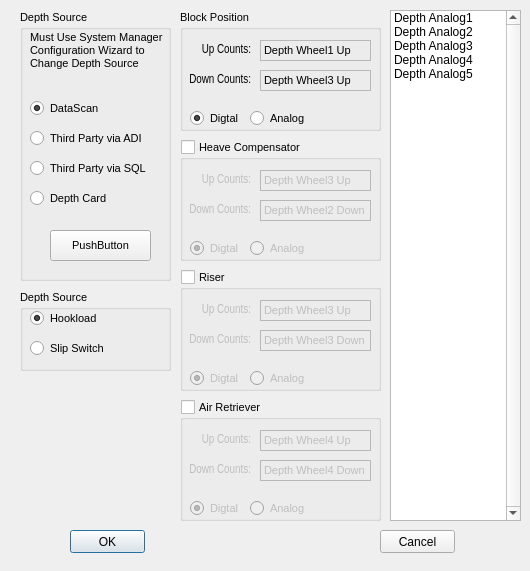
The window that src/samples/depth/dialogdepthconfiguration.ui (TinySlik/QT_OrangeCat) describes before a commit, drawn with Qt 5.
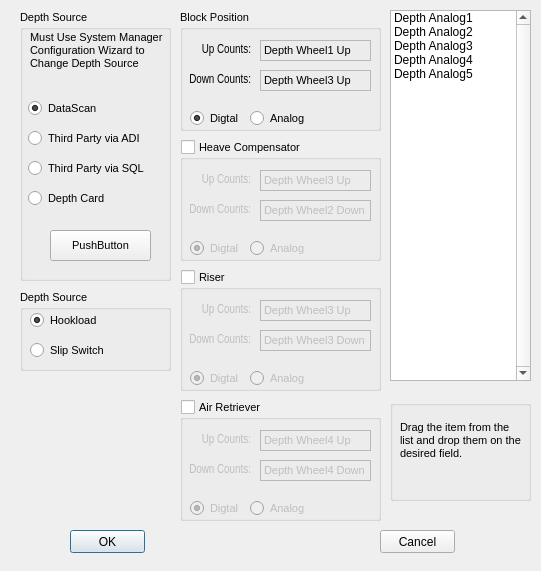
The same window after the commit.

Diff of the .ui file:
```diff
--- a/src/samples/depth/dialogdepthconfiguration.ui
+++ b/src/samples/depth/dialogdepthconfiguration.ui
@@ -6,7 +6,7 @@
    <rect>
     <x>0</x>
     <y>0</y>
-    <width>530</width>
+    <width>541</width>
     <height>571</height>
    </rect>
   </property>
@@ -84,7 +84,7 @@
    <widget class="QRadioButton" name="radioButton">
     <property name="geometry">
      <rect>
-      <x>10</x>
+      <x>8</x>
       <y>90</y>
       <width>89</width>
       <height>16</height>
@@ -100,7 +100,7 @@
    <widget class="QRadioButton" name="radioButton_2">
     <property name="geometry">
      <rect>
-      <x>10</x>
+      <x>8</x>
       <y>120</y>
       <width>141</width>
       <height>16</height>
@@ -113,9 +113,9 @@
    <widget class="QRadioButton" name="radioButton_3">
     <property name="geometry">
      <rect>
-      <x>10</x>
+      <x>8</x>
       <y>150</y>
-      <width>131</width>
+      <width>141</width>
       <height>16</height>
      </rect>
     </property>
@@ -126,7 +126,7 @@
    <widget class="QRadioButton" name="radioButton_4">
     <property name="geometry">
      <rect>
-      <x>10</x>
+      <x>8</x>
       <y>180</y>
       <width>89</width>
       <height>16</height>
@@ -173,7 +173,7 @@
       <x>10</x>
       <y>20</y>
       <width>89</width>
-      <height>16</height>
+      <height>21</height>
      </rect>
     </property>
     <property name="text">
@@ -189,7 +189,7 @@
       <x>10</x>
       <y>50</y>
       <width>89</width>
-      <height>16</height>
+      <height>21</height>
      </rect>
     </property>
     <property name="text">
@@ -808,8 +808,8 @@
     <rect>
      <x>390</x>
      <y>10</y>
-     <width>131</width>
-     <height>511</height>
+     <width>141</width>
+     <height>371</height>
     </rect>
    </property>
    <property name="verticalScrollBarPolicy">
@@ -844,6 +844,46 @@
     </property>
    </item>
   </widget>
+  <widget class="QGroupBox" name="groupBox_11">
+   <property name="geometry">
+    <rect>
+     <x>390</x>
+     <y>400</y>
+     <width>141</width>
+     <height>101</height>
+    </rect>
+   </property>
+   <property name="font">
+    <font>
+     <pointsize>8</pointsize>
+    </font>
+   </property>
+   <property name="title">
+    <string/>
+   </property>
+   <property name="checkable">
+    <bool>false</bool>
+   </property>
+   <property name="checked">
+    <bool>false</bool>
+   </property>
+   <widget class="QLabel" name="label_12">
+    <property name="geometry">
+     <rect>
+      <x>10</x>
+      <y>10</y>
+      <width>121</width>
+      <height>61</height>
+     </rect>
+    </property>
+    <property name="text">
+     <string>Drag the item from the list and drop them on the desired field.</string>
+    </property>
+    <property name="wordWrap">
+     <bool>true</bool>
+    </property>
+   </widget>
+  </widget>
  </widget>
  <resources/>
  <connections/>
```
